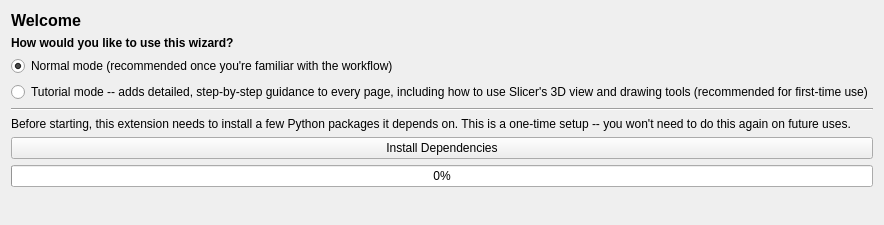
This is Resources/UI/page_setup.ui in thomasjames3/SlicerScutumGraftLocator as Qt 5 draws it before an edit. The edited form follows.
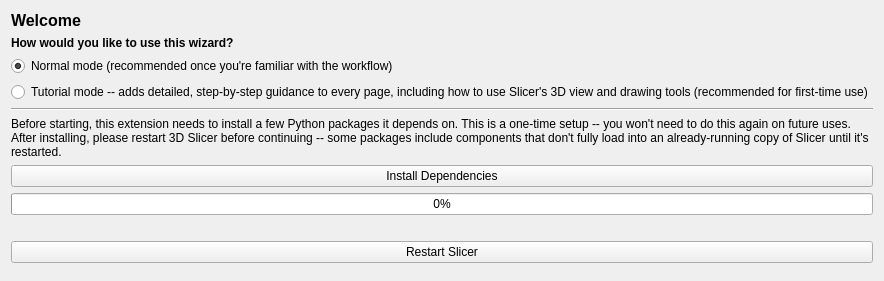
This is the edited form.

```diff
--- a/Resources/UI/page_setup.ui
+++ b/Resources/UI/page_setup.ui
@@ -55,7 +55,7 @@
    <item>
     <widget class="QLabel" name="instructionLabel">
      <property name="text">
-      <string>Before starting, this extension needs to install a few Python packages it depends on. This is a one-time setup -- you won't need to do this again on future uses.</string>
+      <string>Before starting, this extension needs to install a few Python packages it depends on. This is a one-time setup -- you won't need to do this again on future uses. After installing, please restart 3D Slicer before continuing -- some packages include components that don't fully load into an already-running copy of Slicer until it's restarted.</string>
      </property>
      <property name="wordWrap">
       <bool>true</bool>
@@ -86,6 +86,13 @@
      </property>
     </widget>
    </item>
+   <item>
+    <widget class="QPushButton" name="restartSlicerButton">
+     <property name="text">
+      <string>Restart Slicer</string>
+     </property>
+    </widget>
+   </item>
    <item>
     <spacer name="verticalSpacer">
      <property name="orientation">
```
